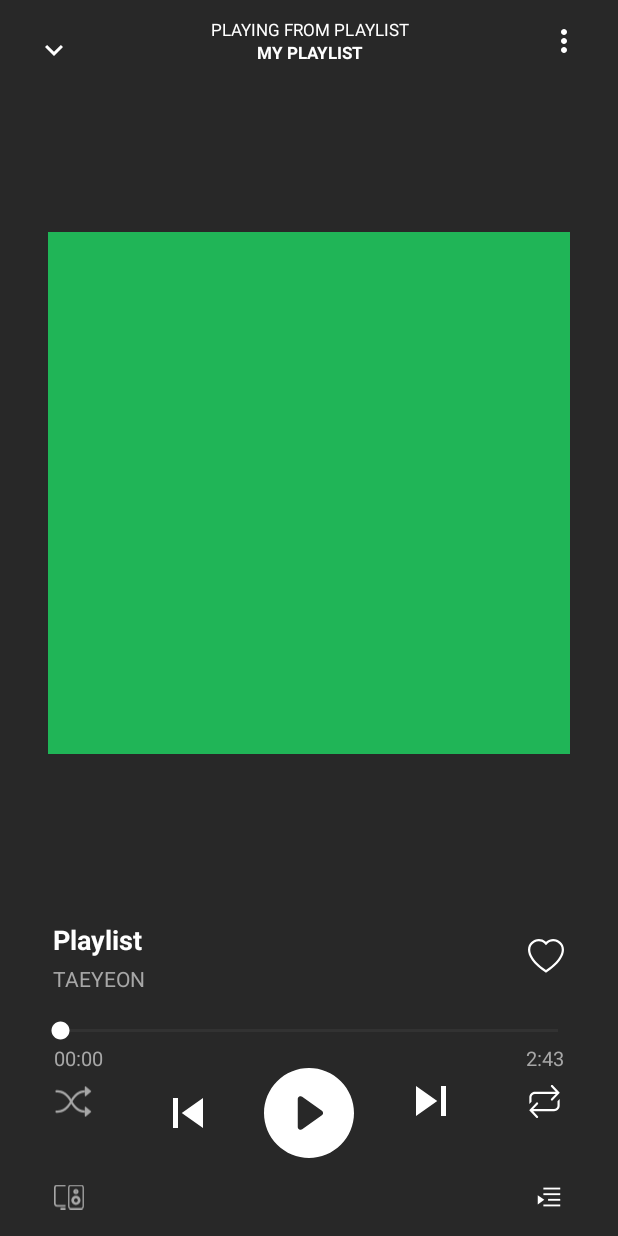
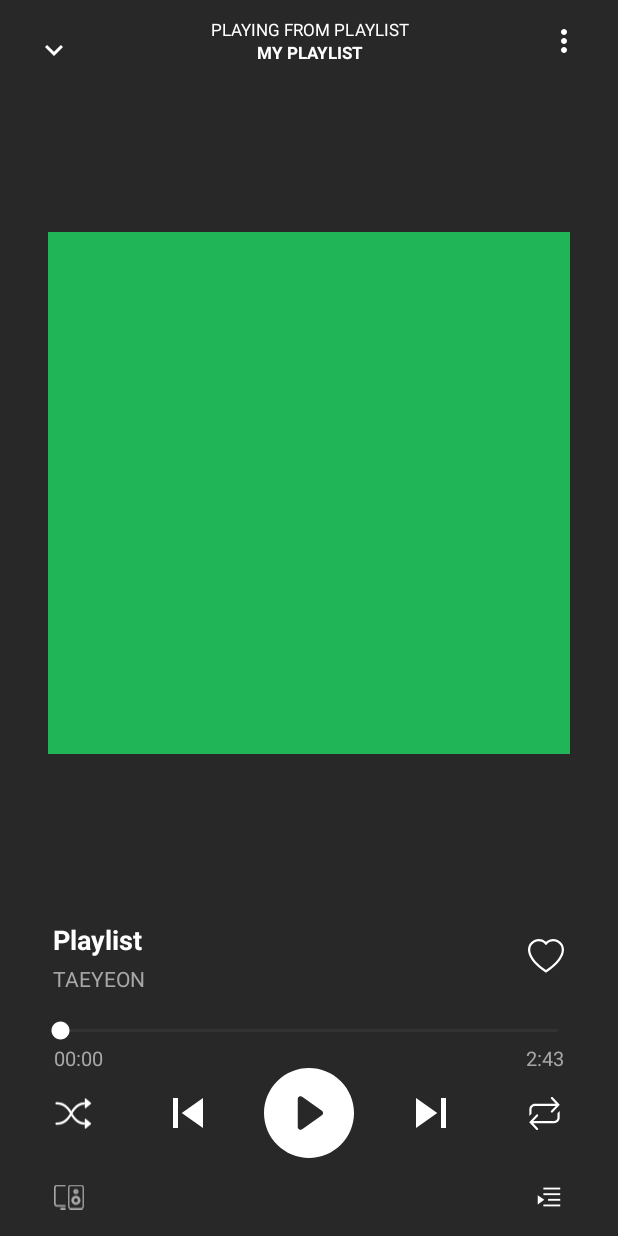
Before and after one commit to axelbrians/Playtify, an Android app: the CurrentTrackFragment screen opened through its navigation route, on a phone screen of 412 x 824 dp. Run offline under Robolectric (Android 15) with nearby library versions, the phone set to English and light mode, and no system bars; our stand-ins replace Dagger/Hilt's generated code, Timber; libraries missing offline, so code that uses them is left out: androidx.palette.graphics; network calls fail.

Commit message:
feat: shuffle and repeat

```diff
--- a/app/src/main/java/com/machina/playtify/view/MainActivity.kt
+++ b/app/src/main/java/com/machina/playtify/view/MainActivity.kt
@@ -87,6 +87,7 @@ class MainActivity : AppCompatActivity() {
             } else if (state?.isPlayEnabled == true) {
                 binding.currentTrackPlaybackControl.setImageResource(R.drawable.ic_baseline_play_arrow_24)
             }
+
         }
 
         viewModel.currentPlayingSong.observe(this) { currentSong ->
@@ -99,6 +100,10 @@ class MainActivity : AppCompatActivity() {
             } else {
                 binding.currentTrackBottomBar.isVisible = false
             }
+        }
+
+        viewModel.currentSongDuration.observe(this) { currentSongDuration ->
+            binding.currentTrackLinearProgress.max = (currentSongDuration ?: 0L).toInt()
         }
 
         viewModel.currentPlayerPosition.observe(this) { position ->
@@ -135,7 +140,5 @@ class MainActivity : AppCompatActivity() {
         binding.currentTrackBottomBar.isVisible = true
         binding.currentTrackTitle.text = currentSong.description?.title.toString()
         binding.currentTrackArtist.text = currentSong.description?.subtitle.toString()
-        val maxProgress = currentSong.getLong(METADATA_KEY_DURATION).toInt()
-        binding.currentTrackLinearProgress.max = maxProgress
     }
 }
--- a/app/src/main/res/layout/fragment_current_track.xml
+++ b/app/src/main/res/layout/fragment_current_track.xml
@@ -164,8 +164,8 @@
             android:src="@drawable/ic_shuffle"
             app:layout_constraintBottom_toBottomOf="@+id/fragment_current_track_playback_control"
             app:layout_constraintStart_toStartOf="parent"
-            app:layout_constraintTop_toBottomOf="@+id/fragment_current_track_slider"
-            app:tint="@color/grey_deactivated" />
+            app:layout_constraintTop_toTopOf="@+id/fragment_current_track_playback_control"
+            app:tint="@color/white" />
 
         <ImageView
             android:id="@+id/fragment_current_track_shuffle_dot"
@@ -208,7 +208,7 @@
             app:layout_constraintBottom_toBottomOf="@+id/fragment_current_track_playback_control"
             app:layout_constraintEnd_toStartOf="@+id/fragment_current_track_repeat"
             app:layout_constraintStart_toEndOf="@+id/fragment_current_track_playback_control"
-            app:layout_constraintTop_toBottomOf="@+id/fragment_current_track_slider"
+            app:layout_constraintTop_toTopOf="@+id/fragment_current_track_playback_control"
             app:tint="@color/white" />
 
         <ImageView
@@ -217,10 +217,20 @@
             android:layout_height="26dp"
             android:layout_marginEnd="12dp"
             android:src="@drawable/ic_repeat"
-            app:tint="@color/white"
             app:layout_constraintBottom_toBottomOf="@+id/fragment_current_track_playback_control"
             app:layout_constraintEnd_toEndOf="parent"
-            app:layout_constraintTop_toBottomOf="@+id/fragment_current_track_slider" />
+            app:layout_constraintTop_toTopOf="@+id/fragment_current_track_playback_control"
+            app:tint="@color/white" />
+
+        <ImageView
+            android:id="@+id/fragment_current_track_repeat_dot"
+            android:layout_width="5dp"
+            android:layout_height="5dp"
+            android:src="@drawable/bg_green_circle"
+            android:visibility="invisible"
+            app:layout_constraintEnd_toEndOf="@+id/fragment_current_track_repeat"
+            app:layout_constraintStart_toStartOf="@+id/fragment_current_track_repeat"
+            app:layout_constraintTop_toBottomOf="@+id/fragment_current_track_repeat" />
 
         <ImageView
             android:id="@+id/fragment_current_track_device"
```
Also changed, not shown: app/src/main/java/com/machina/playtify/player/MediaPlaybackService.kt (+6 -10 lines), app/src/main/java/com/machina/playtify/player/MusicServiceConnection.kt (+17 -0 lines), app/src/main/java/com/machina/playtify/player/callback/MusicPlayerEventListener.kt (+13 -1 lines), app/src/main/java/com/machina/playtify/player/callback/MusicPlayerNotificationListener.kt (+6 -1 lines), app/src/main/java/com/machina/playtify/view/CurrentTrackFragment.kt (+36 -0 lines), app/src/main/java/com/machina/playtify/viewmodels/HomeViewModel.kt (+26 -0 lines), app/src/main/res/drawable/ic_repeat_green_active.xml (added, +12 -0 lines), app/src/main/res/drawable/ic_shuffle_green_active.xml (added, +13 -0 lines).
